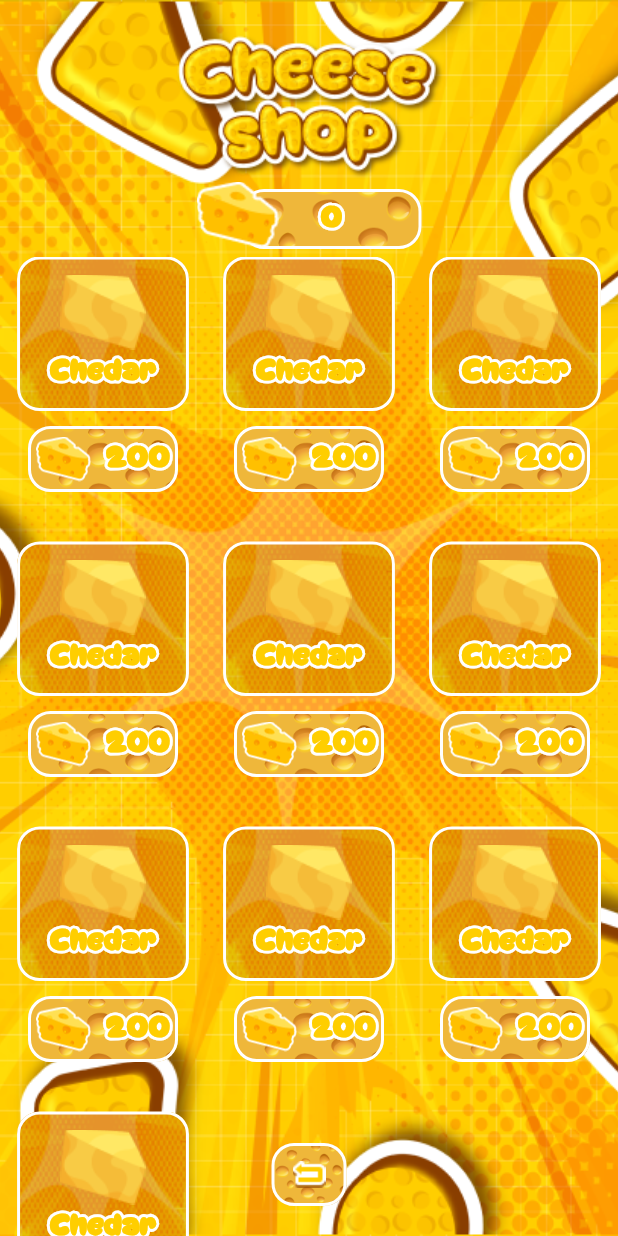
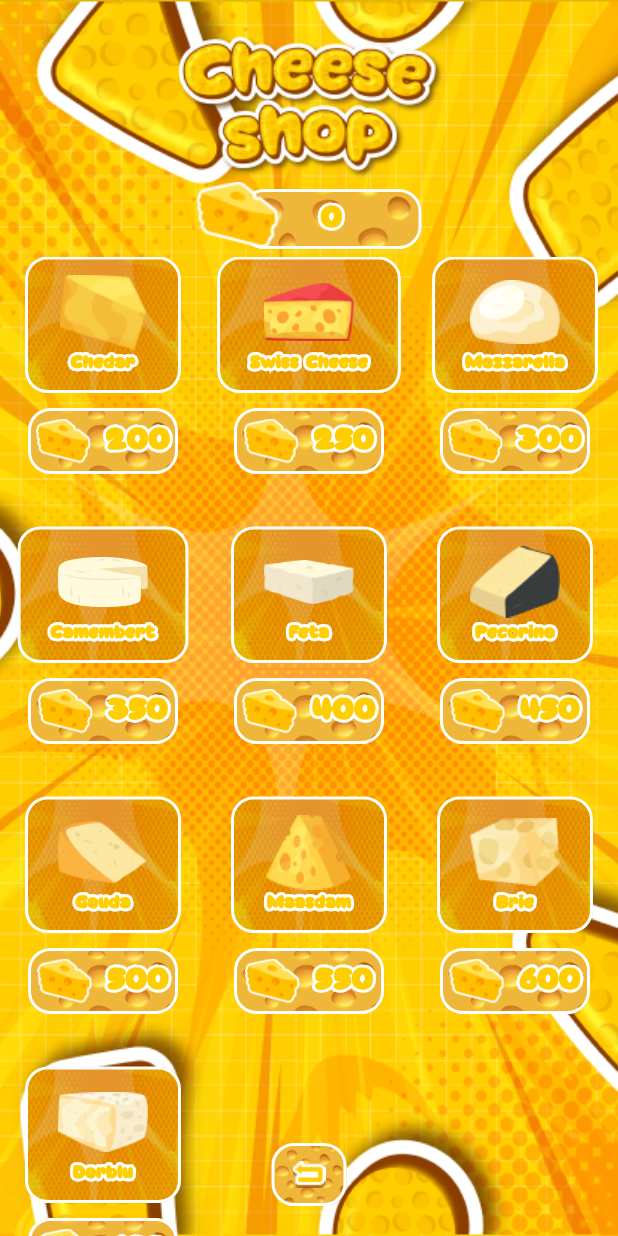
Before and after one commit to dobean99/cheese_chase, a Flutter app: the screen it shows after launch, after a tap on "Cheese shop", on a phone screen of 412 x 824 dp. Run offline on Flutter 3.47's test engine with Material 3 defaults, Android fonts, the phone set to English and light mode, and no system bars; our stand-ins replace flutter_spinkit, hive, hive_flutter; missing offline and left inert: flame, flame_audio; accounts and stored records are empty; generated files the repository leaves out were written again.

Commit message:
add shop data

```diff
--- a/lib/config/assets/png_assets.dart
+++ b/lib/config/assets/png_assets.dart
@@ -3,11 +3,13 @@ class PngAssets {
   static String get logo => 'logo_text'.png;
   static String get cheeseShop => 'cheese_shop'.png;
   static String get youLoseText => 'you_lose_text'.png;
+  static String get collectMore => 'collect_more'.png;
 
   static String get backgroundImage => 'background_image'.png;
   static String get buttonBackground => 'button_background'.png;
   static String get backgroundGameplay => 'background_gameplay'.png;
   static String get backgroundMenu => 'background_menu'.png;
+  static String get notEnoughBackground => 'not_enough_background'.png;
 
   static String get cheeseBackground => 'cheese_background'.png;
   static String get playIcon => 'play_icon'.png;
--- a/lib/game/components/cheese.dart
+++ b/lib/game/components/cheese.dart
@@ -1,6 +1,7 @@
 import 'dart:async';
 import 'dart:math';
 import 'package:cheese_chase/game/cheese_chase.dart';
+import 'package:cheese_chase/game/components/audio_player_component.dart';
 import 'package:cheese_chase/game/components/player.dart';
 import 'package:flame/collisions.dart';
 import 'package:flame/components.dart';
@@ -8,7 +9,7 @@ import 'package:flame/components.dart';
 class Cheese extends SpriteComponent
     with CollisionCallbacks, HasGameReference<CheeseChase> {
   final _random = Random();
-
+  late AudioPlayerComponent audioplayer;
   final String spritePath;
   Vector2 getRandomVector() {
     return (Vector2.random(_random) - Vector2.random(_random)) * 500;
@@ -33,6 +34,7 @@ class Cheese extends SpriteComponent
 
   @override
   void onMount() {
+    audioplayer = AudioPlayerComponent();
     final shape = CircleHitbox.relative(
       0.8,
       parentSize: size,
@@ -53,6 +55,7 @@ class Cheese extends SpriteComponent
 
   // This method will destory this Cheese.
   void destroy() {
+    audioplayer.playBgm();
     removeFromParent();
   }
 }
--- a/lib/screens/main_menu.dart
+++ b/lib/screens/main_menu.dart
@@ -1,3 +1,4 @@
+import 'package:cheese_chase/models/settings.dart';
 import 'package:cheese_chase/screens/shop_screen.dart';
 import 'package:cheese_chase/screens/watch_out_screen.dart';
 import 'package:cheese_chase/widgets/commons/rounded_gradient_stroke_button.dart';
@@ -5,6 +6,7 @@ import 'package:cheese_chase/widgets/commons/stroke_text.dart';
 import 'package:flutter/material.dart';
 import 'package:cheese_chase/config/assets/png_assets.dart';
 import 'package:cheese_chase/widgets/commons/base_layout.dart';
+import 'package:provider/provider.dart';
 
 class MainMenu extends StatelessWidget {
   const MainMenu({Key? key}) : super(key: key);
@@ -50,11 +52,22 @@ class MainMenu extends StatelessWidget {
                 const SizedBox(
                   height: 10,
                 ),
-                RoundedGradientStrokeButton(
-                    width: 50,
-                    // isCircleButton: true,
-                    onPressed: () {},
-                    child: Image.asset(PngAssets.volumeIcon)),
+                Selector<Settings, bool>(
+                    selector: (context, settings) => settings.bgm,
+                    builder: (context, value, child) {
+                      return RoundedGradientStrokeButton(
+                          width: 50,
+                          // isCircleButton: true,
+                          onPressed: () {
+                            bool newValue = !value;
+
+                            Provider.of<Settings>(context, listen: false).bgm =
+                                newValue;
+                          },
+                          child: Image.asset(value
+                              ? PngAssets.volumeIcon
+                              : PngAssets.volumeOffIcon));
+                    }),
               ],
             ),
           ],
--- a/lib/screens/shop_screen.dart
+++ b/lib/screens/shop_screen.dart
@@ -1,9 +1,13 @@
+import 'package:cheese_chase/models/cheese_data.dart';
+import 'package:cheese_chase/models/player_data.dart';
+import 'package:cheese_chase/screens/collect_more_screen.dart';
 import 'package:cheese_chase/widgets/commons/cheese_collected.dart';
 import 'package:cheese_chase/widgets/commons/rounded_gradient_stroke_button.dart';
 import 'package:cheese_chase/widgets/commons/shop_cheese_item.dart';
 import 'package:flutter/material.dart';
 import 'package:cheese_chase/config/assets/png_assets.dart';
 import 'package:cheese_chase/widgets/commons/base_layout.dart';
+import 'package:provider/provider.dart';
 
 class ShopScreen extends StatelessWidget {
   const ShopScreen({Key? key}) : super(key: key);
@@ -29,14 +33,37 @@ class ShopScreen extends StatelessWidget {
                     crossAxisCount: 3,
                     crossAxisSpacing: 0,
                     mainAxisSpacing: 40.0,
-                    mainAxisExtent: 150,
+                    mainAxisExtent: 140,
                   ),
-                  itemBuilder: (_, index) => ShopCheesItem(
-                    itemName: 'Chedar',
-                    assetImage: PngAssets.cheeseBackground,
-                    amount: 200,
-                  ),
-                  itemCount: 10,
+                  itemBuilder: (_, index) {
+                    final cheeseData =
+                        CheeseData.cheeses.entries.elementAt(index + 2).value;
+                    return Consumer<PlayerData>(
+                        builder: (context, playerData, child) {
+                      final type =
+                          CheeseData.cheeses.entries.elementAt(index + 2).key;
+                      // final isEquipped = playerData.isEquipped(type);
+                      // final isOwned = playerData.isOwned(type);
+                      final canBuy = playerData.canBuy(type);
+                      return ShopCheesItem(
+                        itemName: cheeseData.name,
+                        assetImage: cheeseData.assetPath,
+                        amount: cheeseData.cost,
+                        onPress: () {
+                          if (canBuy) {
+                            playerData.buy(type);
+                          } else {
+                            Navigator.of(context).push(
+                              MaterialPageRoute(
+                                builder: (context) => const CollectMoreScreen(),
+                              ),
+                            );
+                          }
+                        },
+                      );
+                    });
+                  },
+                  itemCount: CheeseData.cheeses.length - 2,
                 ),
               ),
             ],
--- a/lib/widgets/commons/shop_cheese_item.dart
+++ b/lib/widgets/commons/shop_cheese_item.dart
@@ -9,11 +9,13 @@ class ShopCheesItem extends StatelessWidget {
   final String itemName;
   final String assetImage;
   final int amount;
+  final void Function()? onPress;
   const ShopCheesItem(
       {super.key,
       required this.itemName,
       required this.assetImage,
-      required this.amount});
+      required this.amount,
+      this.onPress});
 
   @override
   Widget build(BuildContext context) {
@@ -24,7 +26,7 @@ class ShopCheesItem extends StatelessWidget {
             decoration: BoxDecoration(
               image: DecorationImage(
                   image: AssetImage(
-                    assetImage,
+                    PngAssets.cheeseBackground,
                   ),
                   fit: BoxFit.cover),
               borderRadius: BorderRadius.circular(AppConstants.borderRadius),
@@ -34,12 +36,21 @@ class ShopCheesItem extends StatelessWidget {
               ),
             ),
             child: Padding(
-              padding: const EdgeInsets.symmetric(
-                  horizontal: 20.0, vertical: 10.0),
+              padding:
+                  const EdgeInsets.symmetric(horizontal: 20.0, vertical: 10.0),
               child: Column(
                 children: [
-                  Image.asset(PngAssets.cheeseAIcon),
-                  StrokeText(text: itemName)
+                  SizedBox(
+                    width: 60,
+                    height: 50,
+                    child: Image.asset(
+                      "assets/images/$assetImage",
+                    ),
+                  ),
+                  StrokeText(
+                    text: itemName,
+                    textSize: 12,
+                  )
                 ],
               ),
             )),
@@ -49,6 +60,7 @@ class ShopCheesItem extends StatelessWidget {
         RoundedGradientStrokeButton(
           paddingChild: 5,
           width: 100,
+          onPressed: onPress,
           child: Row(
             mainAxisAlignment: MainAxisAlignment.center,
             children: [
@@ -59,7 +71,9 @@ class ShopCheesItem extends StatelessWidget {
               const SizedBox(
                 width: 10,
               ),
-              StrokeText(text: amount.toString()),
+              StrokeText(
+                text: amount.toString(),
+              ),
             ],
           ),
         )
--- a/lib/widgets/commons/stroke_text.dart
+++ b/lib/widgets/commons/stroke_text.dart
@@ -6,8 +6,9 @@ class StrokeText extends StatelessWidget {
     Key? key,
     required this.text,
     this.strokeWidth,
+    this.textSize,
   }) : super(key: key);
-
+  final double? textSize;
   final String text;
   final double? strokeWidth;
 
@@ -18,7 +19,7 @@ class StrokeText extends StatelessWidget {
         Text(
           text,
           style: TextStyle(
-            fontSize: 20,
+            fontSize: textSize ?? 20,
             fontWeight: FontWeight.w700,
             foreground: Paint()
               ..style = PaintingStyle.stroke
@@ -34,8 +35,8 @@ class StrokeText extends StatelessWidget {
         //   },
         Text(
           text,
-          style: const TextStyle(
-            fontSize: 20,
+          style: TextStyle(
+            fontSize: textSize ?? 20,
             fontWeight: FontWeight.w700,
             color: AppColors.textTitleColor,
           ),
```
Also changed, not shown: lib/game/cheese_chase.dart (+0 -15 lines), lib/game/components/audio_player_component.dart (+2 -10 lines), lib/screens/collect_more_screen.dart (added, +52 -0 lines), assets/images/collect_more.png (added), assets/images/not_enough_background.png (added), assets/images/volume_off_icon.png (renamed from assets/images/volumn_off_icon.png).
